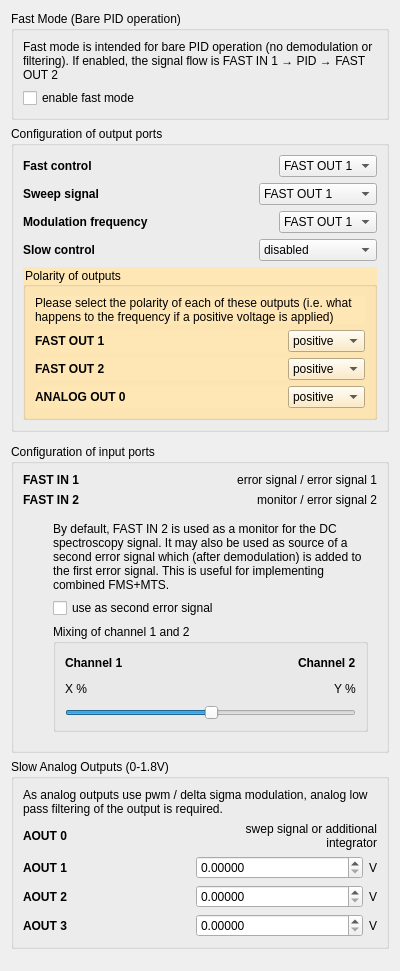
The window that linien/gui/ui/general_panel.ui (linien-org/linien) describes before a commit, drawn with Qt 5.
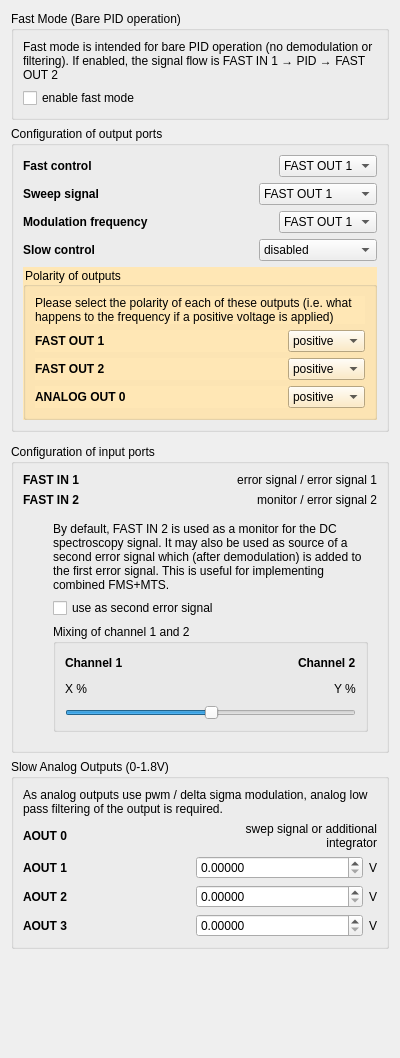
The same window after the commit.

Commit message: disable irrelevant UI elements if fast mode enabled

Patch:
```diff
--- a/linien/gui/ui/general_panel.ui
+++ b/linien/gui/ui/general_panel.ui
@@ -7,7 +7,7 @@
     <x>0</x>
     <y>0</y>
     <width>400</width>
-    <height>971</height>
+    <height>1058</height>
    </rect>
   </property>
   <property name="windowTitle">
```
Left out of the diff: 4 changed lines with no effect on the pictures. The commit also changes 4 other files.
